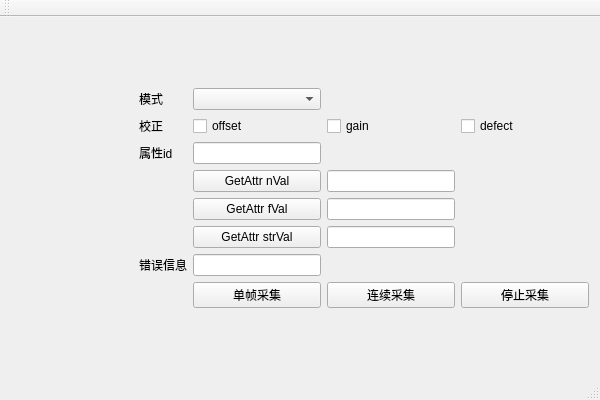
wangyunfu1996/IRayDetector, file IRayDetectorWidgetsApplication/IRayDetectorWidgetsApplication.ui: the form before one commit.
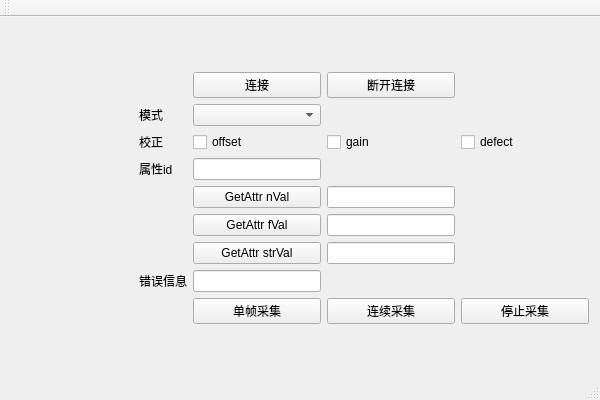
The form after the commit.

```diff
--- a/IRayDetectorWidgetsApplication/IRayDetectorWidgetsApplication.ui
+++ b/IRayDetectorWidgetsApplication/IRayDetectorWidgetsApplication.ui
@@ -15,164 +15,178 @@
   </property>
   <widget class="QWidget" name="centralWidget">
    <layout class="QGridLayout" name="gridLayout">
-    <item row="4" column="2">
-     <widget class="QPushButton" name="pushButton_nVal">
+    <item row="5" column="4">
+     <widget class="QLineEdit" name="lineEdit_nVal"/>
+    </item>
+    <item row="6" column="2">
+     <widget class="QPushButton" name="pushButton_fVal">
       <property name="text">
-       <string>GetAttr nVal</string>
+       <string>GetAttr fVal</string>
       </property>
      </widget>
     </item>
-    <item row="3" column="2">
-     <widget class="QLineEdit" name="lineEdit_nAttrID"/>
-    </item>
-    <item row="0" column="2">
-     <spacer name="verticalSpacer_2">
-      <property name="orientation">
-       <enum>Qt::Vertical</enum>
+    <item row="8" column="1">
+     <widget class="QLabel" name="label_2">
+      <property name="text">
+       <string>错误信息</string>
       </property>
-      <property name="sizeHint" stdset="0">
-       <size>
-        <width>20</width>
-        <height>40</height>
-       </size>
-      </property>
-     </spacer>
-    </item>
-    <item row="2" column="0">
-     <spacer name="horizontalSpacer">
-      <property name="orientation">
-       <enum>Qt::Horizontal</enum>
-      </property>
-      <property name="sizeHint" stdset="0">
-       <size>
-        <width>40</width>
-        <height>20</height>
-       </size>
-      </property>
-     </spacer>
-    </item>
-    <item row="1" column="2">
-     <widget class="QComboBox" name="comboBox_mode"/>
-    </item>
-    <item row="6" column="4">
-     <widget class="QLineEdit" name="lineEdit_strVal"/>
+     </widget>
     </item>
     <item row="2" column="1">
-     <widget class="QLabel" name="label_4">
+     <widget class="QLabel" name="label">
       <property name="text">
-       <string>校正</string>
+       <string>模式</string>
       </property>
      </widget>
     </item>
-    <item row="3" column="1">
+    <item row="9" column="2">
+     <widget class="QPushButton" name="pushButton_clearAcq">
+      <property name="text">
+       <string>单帧采集</string>
+      </property>
+     </widget>
+    </item>
+    <item row="4" column="1">
      <widget class="QLabel" name="label_3">
       <property name="text">
        <string>属性id</string>
       </property>
      </widget>
     </item>
-    <item row="9" column="2">
-     <spacer name="verticalSpacer">
-      <property name="orientation">
-       <enum>Qt::Vertical</enum>
+    <item row="9" column="5">
+     <widget class="QPushButton" name="pushButton_StopAcq">
+      <property name="text">
+       <string>停止采集</string>
       </property>
-      <property name="sizeHint" stdset="0">
-       <size>
-        <width>20</width>
-        <height>40</height>
-       </size>
-      </property>
-     </spacer>
+     </widget>
     </item>
-    <item row="2" column="2">
+    <item row="3" column="2">
      <widget class="QCheckBox" name="checkBox_offset">
       <property name="text">
        <string>offset</string>
       </property>
      </widget>
     </item>
-    <item row="7" column="1">
-     <widget class="QLabel" name="label_2">
-      <property name="text">
-       <string>错误信息</string>
+    <item row="10" column="2">
+     <spacer name="verticalSpacer">
+      <property name="orientation">
+       <enum>Qt::Vertical</enum>
       </property>
-     </widget>
-    </item>
-    <item row="4" column="4">
-     <widget class="QLineEdit" name="lineEdit_nVal"/>
-    </item>
-    <item row="6" column="2">
-     <widget class="QPushButton" name="pushButton_strVal">
-      <property name="text">
-       <string>GetAttr strVal</string>
+      <property name="sizeHint" stdset="0">
+       <size>
+        <width>20</width>
+        <height>40</height>
+       </size>
       </property>
-     </widget>
+     </spacer>
     </item>
-    <item row="5" column="4">
-     <widget class="QLineEdit" name="lineEdit_fVal"/>
+    <item row="8" column="2">
+     <widget class="QLineEdit" name="lineEdit_msg"/>
     </item>
-    <item row="1" column="1">
-     <widget class="QLabel" name="label">
-      <property name="text">
-       <string>模式</string>
+    <item row="3" column="0">
+     <spacer name="horizontalSpacer">
+      <property name="orientation">
+       <enum>Qt::Horizontal</enum>
       </property>
-     </widget>
+      <property name="sizeHint" stdset="0">
+       <size>
+        <width>40</width>
+        <height>20</height>
+       </size>
+      </property>
+     </spacer>
     </item>
-    <item row="2" column="4">
-     <widget class="QCheckBox" name="checkBox_gain">
-      <property name="text">
-       <string>gain</string>
+    <item row="5" column="5">
+     <spacer name="horizontalSpacer_2">
+      <property name="orientation">
+       <enum>Qt::Horizontal</enum>
       </property>
-     </widget>
+      <property name="sizeHint" stdset="0">
+       <size>
+        <width>40</width>
+        <height>20</height>
+       </size>
+      </property>
+     </spacer>
     </item>
-    <item row="2" column="5">
+    <item row="3" column="5">
      <widget class="QCheckBox" name="checkBox_defect">
       <property name="text">
        <string>defect</string>
       </property>
      </widget>
     </item>
-    <item row="4" column="5">
-     <spacer name="horizontalSpacer_2">
-      <property name="orientation">
-       <enum>Qt::Horizontal</enum>
-      </property>
-      <property name="sizeHint" stdset="0">
-       <size>
-        <width>40</width>
-        <height>20</height>
-       </size>
-      </property>
-     </spacer>
-    </item>
-    <item row="7" column="2">
-     <widget class="QLineEdit" name="lineEdit_msg"/>
-    </item>
-    <item row="5" column="2">
-     <widget class="QPushButton" name="pushButton_fVal">
-      <property name="text">
-       <string>GetAttr fVal</string>
-      </property>
-     </widget>
-    </item>
-    <item row="8" column="2">
-     <widget class="QPushButton" name="pushButton_clearAcq">
-      <property name="text">
-       <string>单帧采集</string>
-      </property>
-     </widget>
-    </item>
-    <item row="8" column="4">
+    <item row="9" column="4">
      <widget class="QPushButton" name="pushButton_StartAcq">
       <property name="text">
        <string>连续采集</string>
       </property>
      </widget>
     </item>
-    <item row="8" column="5">
-     <widget class="QPushButton" name="pushButton_StopAcq">
+    <item row="4" column="2">
+     <widget class="QLineEdit" name="lineEdit_nAttrID"/>
+    </item>
+    <item row="3" column="4">
+     <widget class="QCheckBox" name="checkBox_gain">
       <property name="text">
-       <string>停止采集</string>
+       <string>gain</string>
+      </property>
+     </widget>
+    </item>
+    <item row="3" column="1">
+     <widget class="QLabel" name="label_4">
+      <property name="text">
+       <string>校正</string>
+      </property>
+     </widget>
+    </item>
+    <item row="0" column="2">
+     <spacer name="verticalSpacer_2">
+      <property name="orientation">
+       <enum>Qt::Vertical</enum>
+      </property>
+      <property name="sizeHint" stdset="0">
+       <size>
+        <width>20</width>
+        <height>40</height>
+       </size>
+      </property>
+     </spacer>
+    </item>
+    <item row="2" column="2">
+     <widget class="QComboBox" name="comboBox_mode"/>
+    </item>
+    <item row="5" column="2">
+     <widget class="QPushButton" name="pushButton_nVal">
+      <property name="text">
+       <string>GetAttr nVal</string>
+      </property>
+     </widget>
+    </item>
+    <item row="7" column="2">
+     <widget class="QPushButton" name="pushButton_strVal">
+      <property name="text">
+       <string>GetAttr strVal</string>
+      </property>
+     </widget>
+    </item>
+    <item row="7" column="4">
+     <widget class="QLineEdit" name="lineEdit_strVal"/>
+    </item>
+    <item row="6" column="4">
+     <widget class="QLineEdit" name="lineEdit_fVal"/>
+    </item>
+    <item row="1" column="2">
+     <widget class="QPushButton" name="pushButton_connect">
+      <property name="text">
+       <string>连接</string>
+      </property>
+     </widget>
+    </item>
+    <item row="1" column="4">
+     <widget class="QPushButton" name="pushButton_disconnect">
+      <property name="text">
+       <string>断开连接</string>
       </property>
      </widget>
     </item>
```
